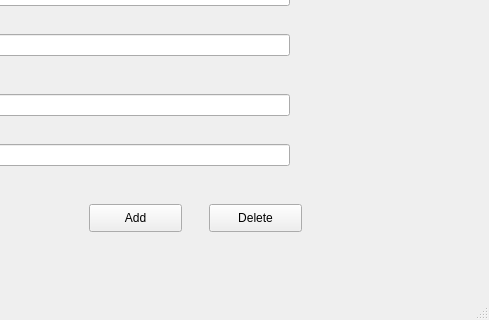
Muneeba-Badar/DB-Final-Project, file flight .ui: the form before one commit; both pictures show x 411 to 900 and y 336 to 656 of the 900 by 656 pixel window.
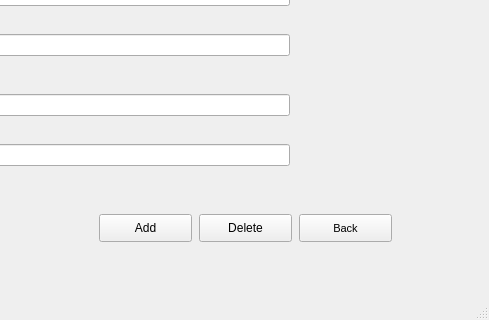
The form after the commit.

```diff
--- a/flight .ui
+++ b/flight .ui
@@ -280,8 +280,8 @@
    <widget class="QPushButton" name="pushButton_2">
     <property name="geometry">
      <rect>
-      <x>620</x>
-      <y>540</y>
+      <x>610</x>
+      <y>550</y>
       <width>93</width>
       <height>28</height>
      </rect>
@@ -290,11 +290,29 @@
      <string>Delete</string>
     </property>
    </widget>
+   <widget class="QPushButton" name="flightBack">
+    <property name="geometry">
+     <rect>
+      <x>710</x>
+      <y>550</y>
+      <width>93</width>
+      <height>28</height>
+     </rect>
+    </property>
+    <property name="font">
+     <font>
+      <pointsize>8</pointsize>
+     </font>
+    </property>
+    <property name="text">
+     <string>Back</string>
+    </property>
+   </widget>
    <widget class="QPushButton" name="pushButton">
     <property name="geometry">
      <rect>
-      <x>500</x>
-      <y>540</y>
+      <x>510</x>
+      <y>550</y>
       <width>93</width>
       <height>28</height>
      </rect>
```
